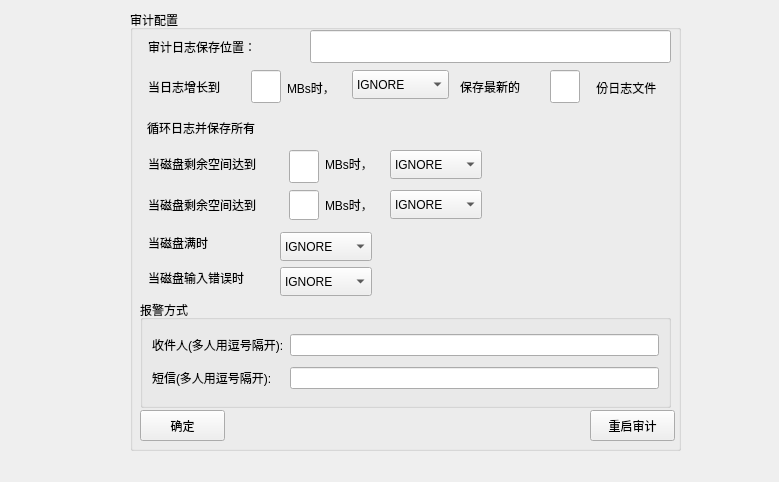
Above: AUD/audconfpage.ui from liuyufeng509/SecCenter before the change. Below: the same form after it.
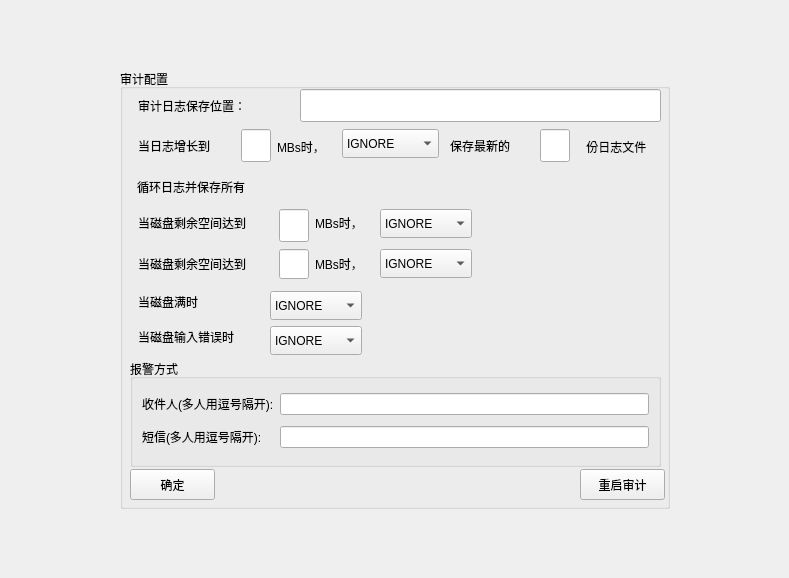
That is the form after the change.

```diff
--- a/AUD/audconfpage.ui
+++ b/AUD/audconfpage.ui
@@ -6,24 +6,50 @@
    <rect>
     <x>0</x>
     <y>0</y>
-    <width>779</width>
-    <height>482</height>
+    <width>789</width>
+    <height>578</height>
    </rect>
   </property>
   <property name="windowTitle">
    <string>Form</string>
   </property>
+  <layout class="QGridLayout" name="gridLayout">
+   <item row="0" column="1">
+    <spacer name="verticalSpacer_3">
+     <property name="orientation">
+      <enum>Qt::Vertical</enum>
+     </property>
+     <property name="sizeHint" stdset="0">
+      <size>
+       <width>20</width>
+       <height>40</height>
+      </size>
+     </property>
+    </spacer>
+   </item>
+   <item row="1" column="2">
+    <spacer name="horizontalSpacer_2">
+     <property name="orientation">
+      <enum>Qt::Horizontal</enum>
+     </property>
+     <property name="sizeHint" stdset="0">
+      <size>
+       <width>101</width>
+       <height>20</height>
+      </size>
+     </property>
+    </spacer>
+   </item>
+   <item row="1" column="1">
   <widget class="QGroupBox" name="groupBox_6">
    <property name="enabled">
     <bool>true</bool>
    </property>
-   <property name="geometry">
-    <rect>
-     <x>130</x>
-     <y>10</y>
-     <width>551</width>
-     <height>441</height>
-    </rect>
+     <property name="minimumSize">
+      <size>
+       <width>550</width>
+       <height>440</height>
+      </size>
    </property>
    <property name="title">
     <string>审计配置</string>
@@ -535,6 +561,34 @@
     </property>
    </widget>
   </widget>
+   </item>
+   <item row="1" column="0">
+    <spacer name="horizontalSpacer">
+     <property name="orientation">
+      <enum>Qt::Horizontal</enum>
+     </property>
+     <property name="sizeHint" stdset="0">
+      <size>
+       <width>102</width>
+       <height>20</height>
+      </size>
+     </property>
+    </spacer>
+   </item>
+   <item row="2" column="1">
+    <spacer name="verticalSpacer">
+     <property name="orientation">
+      <enum>Qt::Vertical</enum>
+     </property>
+     <property name="sizeHint" stdset="0">
+      <size>
+       <width>20</width>
+       <height>40</height>
+      </size>
+     </property>
+    </spacer>
+   </item>
+  </layout>
  </widget>
  <resources/>
  <connections/>
```
Lines whose indentation alone changed are shown as unchanged.
